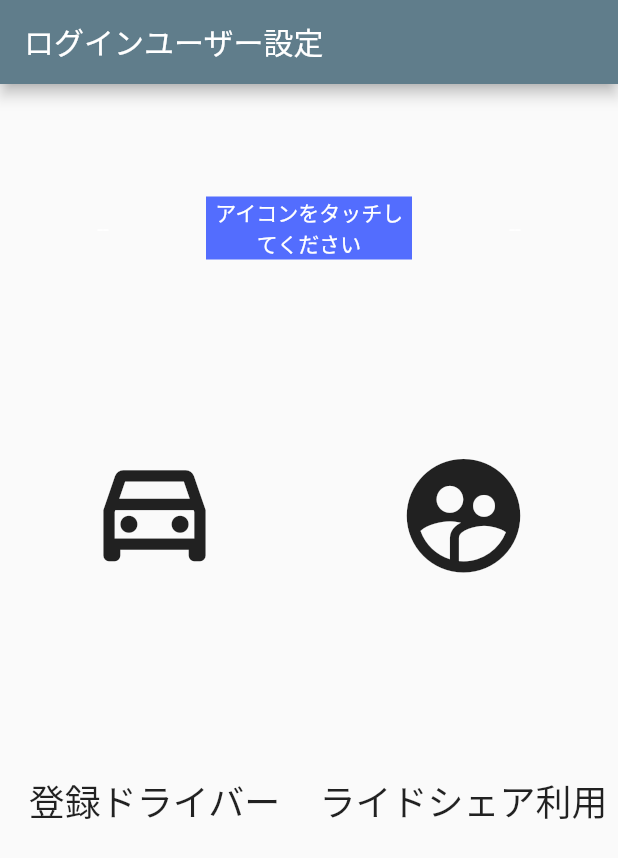
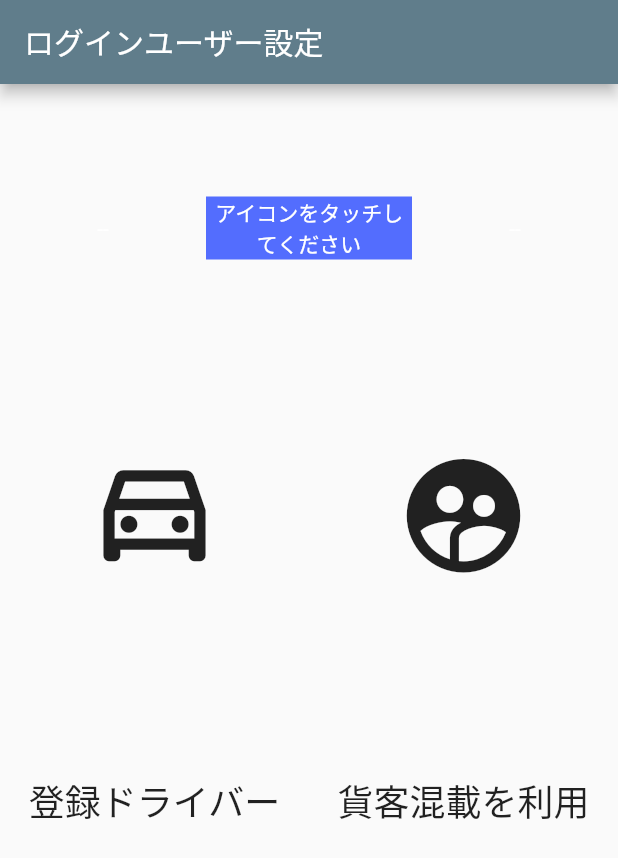
Before and after one commit to centrixuge/nedo_app, a Flutter app: the screen it shows after launch, on a phone screen of 412 x 824 dp. Shown: the top 858 px of the screen. Run offline on Flutter 3.47's test engine with Material 2 defaults, Android fonts, the phone set to English and light mode, and no system bars; our stand-ins replace cloud_firestore, firebase_auth, firebase_core, flutter_dotenv, flutter_map, latlong2; accounts and stored records are empty; statements that could not run were skipped.

Commit message:
mainの表示修正

```diff
--- a/lib/main.dart
+++ b/lib/main.dart
@@ -231,16 +231,16 @@ class _UserTypeState extends State<UserType> {
           // ),
                 Expanded(
                   child: ConstrainedBox(
-                    constraints: BoxConstraints.expand(height: 40.0),
-                    child: Text("登録ドライバー", textAlign: TextAlign.center, maxLines: 1,
+                    constraints: const BoxConstraints.expand(height: 40.0),
+                    child: const Text("登録ドライバー", textAlign: TextAlign.center, maxLines: 1,
                           overflow: TextOverflow.ellipsis, style: TextStyle(fontSize: 24)),
                   ),
                 ),
 
                 Expanded(
                   child: ConstrainedBox(
-                    constraints: BoxConstraints.expand(height: 40.0),
-                    child: Text("ライドシェア利用", textAlign: TextAlign.center, maxLines: 1,
+                    constraints: const BoxConstraints.expand(height: 40.0),
+                    child: const Text("貨客混載を利用", textAlign: TextAlign.center, maxLines: 1,
                             overflow: TextOverflow.ellipsis, style: TextStyle(fontSize: 24))
                     ),
                 ),
```
